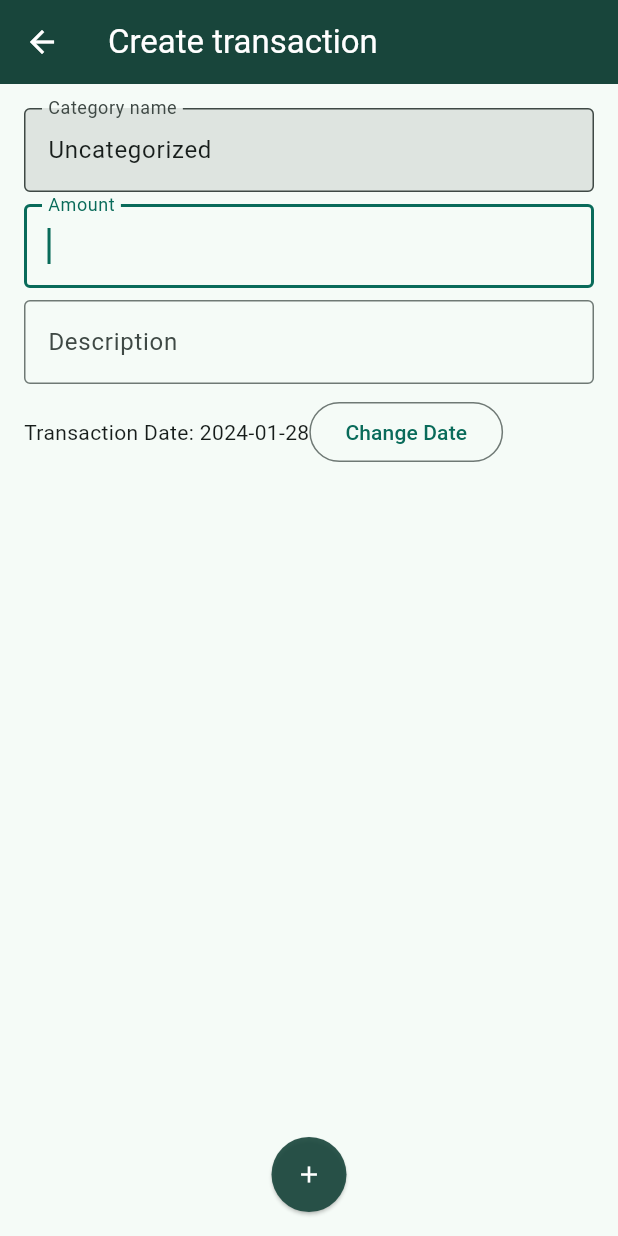
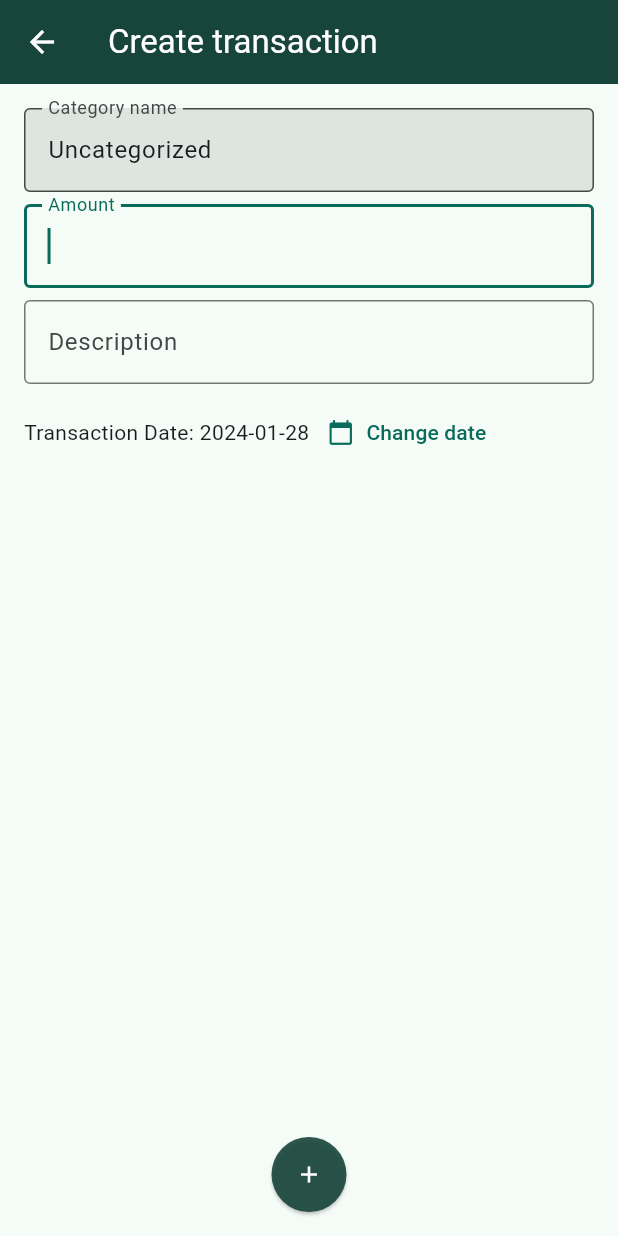
Before and after one commit to Catchup-SP9/Catchup, a Flutter app: the screen it shows after launch, after a tap on the "add" icon, on a phone screen of 412 x 824 dp. Run offline on Flutter 3.47's test engine with Material 3 defaults, Android fonts, the phone set to English and light mode, and no system bars; our stand-ins replace csv, dio, file_picker, fl_chart, flutter_slidable, flutter_svg and 1 more; accounts and stored records are empty.

Commit message:
fix: change change date button

```diff
--- a/lib/views/create_transaction.dart
+++ b/lib/views/create_transaction.dart
@@ -93,7 +93,11 @@ class _CreateTransactionState extends State<CreateTransactionPage> {
                         children: [
                           const Text("Transaction Date: "),
                           Text("${selectedDate.toLocal()}".split(' ')[0]),
-                          OutlinedButton(
+
+                          TextButton.icon(
+                              icon: Icon(Icons.calendar_today),
+
+                            label: Text("Change date"),
                             onPressed: () => {
                               showDatePicker(
                                       context: context,
@@ -104,11 +108,12 @@ class _CreateTransactionState extends State<CreateTransactionPage> {
                                 setState(() {
                                   selectedDate = date!;
                                 });
-                              })
+                              }),
+
+
                             },
-                            child: const Text(
-                              "Change Date",
-                            ),
+
+
                           ),
                         ],
                       ),
```
